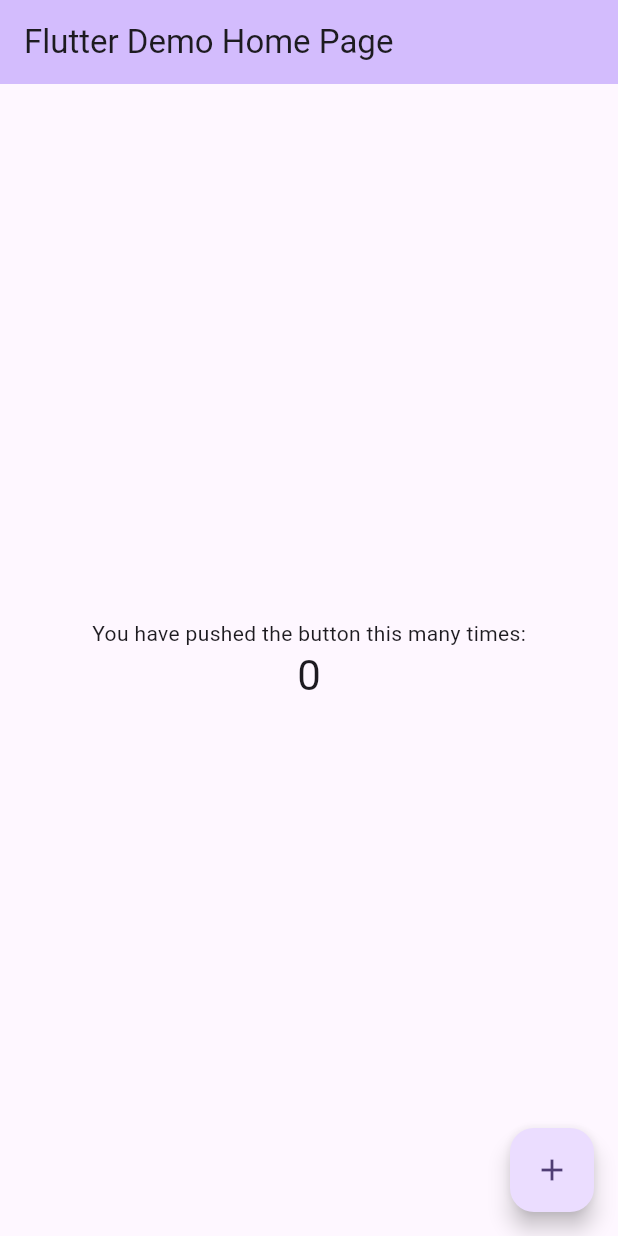
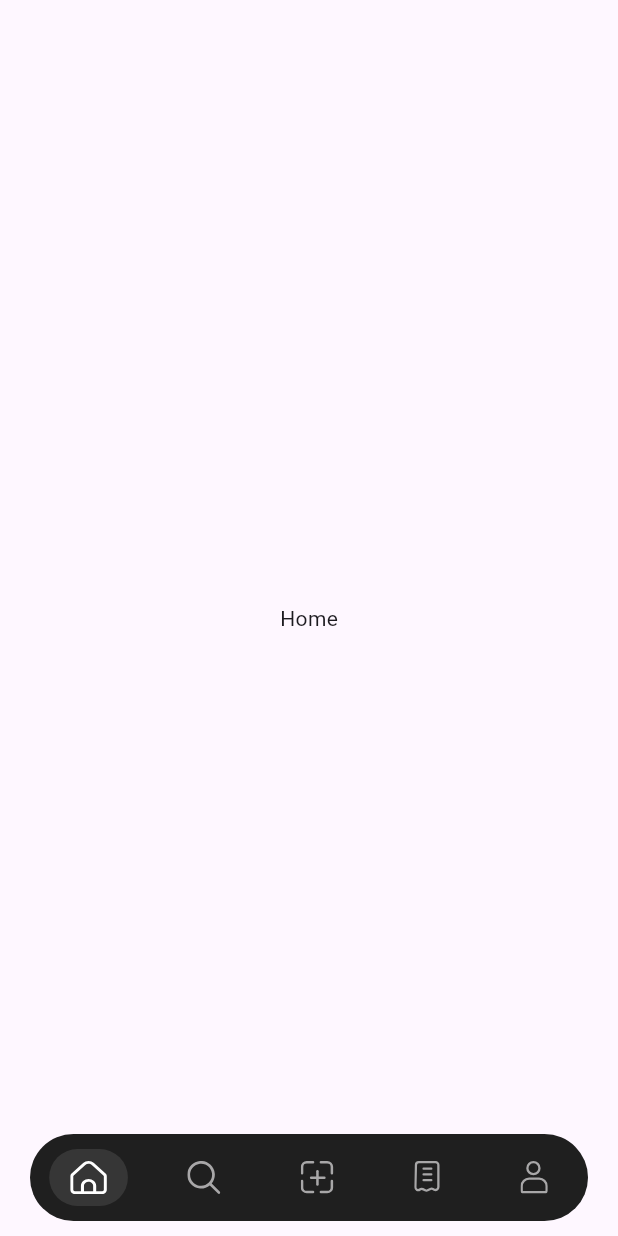
Before and after one commit to Flutter-Kanpur/readmeApp, a Flutter app: the screen it shows after launch, on a phone screen of 412 x 824 dp. Run offline on Flutter 3.47's test engine with Material 3 defaults, Android fonts, the phone set to English and light mode, and no system bars; our stand-ins replace flutter_svg.

Commit message:
#COMMENT bottom navbar started

```diff
--- /dev/null
+++ b/lib/core/utils/assets_path.dart
@@ -0,0 +1,7 @@
+class AssetsPath {
+  static  const String home= "assets/images/home.svg";
+  static  const String search= "assets/images/search.svg";
+  static  const String create= "assets/images/create.svg";
+  static  const String trending= "assets/images/trending.svg";
+  static  const String profile= "assets/images/profile.svg";
+}
--- /dev/null
+++ b/lib/features/home_page/home_screen.dart
@@ -0,0 +1,30 @@
+import 'package:flutter/material.dart';
+import 'package:readme_blogapp/shared/widgets/bottom_navbar.dart';
+
+class HomeScreen extends StatefulWidget {
+  const HomeScreen({super.key});
+
+  @override
+  State<HomeScreen> createState() => _HomeScreenState();
+}
+
+class _HomeScreenState extends State<HomeScreen> {
+  int currentIndex = 0;
+  final pages = const [
+    Center(child: Text("Home")),
+    Center(child: Text("Search")),
+    Center(child: Text("Create")),
+    Center(child: Text("Trending")),
+    Center(child: Text("Profile")),
+  ];
+
+  @override
+  Widget build(BuildContext context) {
+    return Scaffold(
+      extendBody: true,
+      body: pages[currentIndex],
+        bottomNavigationBar: BottomNavbar(currentIndex: currentIndex,onTap: (index) => setState(() => currentIndex = index),
+      ),
+      );
+  }
+}
--- a/lib/main.dart
+++ b/lib/main.dart
@@ -1,4 +1,5 @@
 import 'package:flutter/material.dart';
+import 'package:readme_blogapp/features/home_page/home_screen.dart';
 
 void main() {
   runApp(const MyApp());
@@ -13,110 +14,9 @@ class MyApp extends StatelessWidget {
     return MaterialApp(
       title: 'Flutter Demo',
       theme: ThemeData(
-        // This is the theme of your application.
-        //
-        // TRY THIS: Try running your application with "flutter run". You'll see
-        // the application has a purple toolbar. Then, without quitting the app,
-        // try changing the seedColor in the colorScheme below to Colors.green
-        // and then invoke "hot reload" (save your changes or press the "hot
-        // reload" button in a Flutter-supported IDE, or press "r" if you used
-        // the command line to start the app).
-        //
-        // Notice that the counter didn't reset back to zero; the application
-        // state is not lost during the reload. To reset the state, use hot
-        // restart instead.
-        //
-        // This works for code too, not just values: Most code changes can be
-        // tested with just a hot reload.
         colorScheme: .fromSeed(seedColor: Colors.deepPurple),
       ),
-      home: const MyHomePage(title: 'Flutter Demo Home Page'),
+      home: const HomeScreen(),
     );
   }
 }
-
-class MyHomePage extends StatefulWidget {
-  const MyHomePage({super.key, required this.title});
-
-  // This widget is the home page of your application. It is stateful, meaning
-  // that it has a State object (defined below) that contains fields that affect
-  // how it looks.
-
-  // This class is the configuration for the state. It holds the values (in this
-  // case the title) provided by the parent (in this case the App widget) and
-  // used by the build method of the State. Fields in a Widget subclass are
-  // always marked "final".
-
-  final String title;
-
-  @override
-  State<MyHomePage> createState() => _MyHomePageState();
-}
-
-class _MyHomePageState extends State<MyHomePage> {
-  int _counter = 0;
-
-  void _incrementCounter() {
-    setState(() {
-      // This call to setState tells the Flutter framework that something has
-      // changed in this State, which causes it to rerun the build method below
-      // so that the display can reflect the updated values. If we changed
-      // _counter without calling setState(), then the build method would not be
-      // called again, and so nothing would appear to happen.
-      _counter++;
-    });
-  }
-
-  @override
-  Widget build(BuildContext context) {
-    // This method is rerun every time setState is called, for instance as done
-    // by the _incrementCounter method above.
-    //
-    // The Flutter framework has been optimized to make rerunning build methods
-    // fast, so that you can just rebuild anything that needs updating rather
-    // than having to individually change instances of widgets.
-    return Scaffold(
-      appBar: AppBar(
-        // TRY THIS: Try changing the color here to a specific color (to
-        // Colors.amber, perhaps?) and trigger a hot reload to see the AppBar
-        // change color while the other colors stay the same.
-        backgroundColor: Theme.of(context).colorScheme.inversePrimary,
-        // Here we take the value from the MyHomePage object that was created by
-        // the App.build method, and use it to set our appbar title.
-        title: Text(widget.title),
-      ),
-      body: Center(
-        // Center is a layout widget. It takes a single child and positions it
-        // in the middle of the parent.
-        child: Column(
-          // Column is also a layout widget. It takes a list of children and
-          // arranges them vertically. By default, it sizes itself to fit its
-          // children horizontally, and tries to be as tall as its parent.
-          //
-          // Column has various properties to control how it sizes itself and
-          // how it positions its children. Here we use mainAxisAlignment to
-          // center the children vertically; the main axis here is the vertical
-          // axis because Columns are vertical (the cross axis would be
-          // horizontal).
-          //
-          // TRY THIS: Invoke "debug painting" (choose the "Toggle Debug Paint"
-          // action in the IDE, or press "p" in the console), to see the
-          // wireframe for each widget.
-          mainAxisAlignment: .center,
-          children: [
-            const Text('You have pushed the button this many times:'),
-            Text(
-              '$_counter',
-              style: Theme.of(context).textTheme.headlineMedium,
-            ),
-          ],
-        ),
-      ),
-      floatingActionButton: FloatingActionButton(
-        onPressed: _incrementCounter,
-        tooltip: 'Increment',
-        child: const Icon(Icons.add),
-      ),
-    );
-  }
-}
--- /dev/null
+++ b/lib/shared/widgets/bottom_navbar.dart
@@ -0,0 +1,64 @@
+import 'package:flutter/material.dart';
+import 'package:flutter_svg/flutter_svg.dart';
+import 'package:readme_blogapp/core/utils/assets_path.dart';
+
+class BottomNavbar extends StatelessWidget{
+  final int currentIndex;
+  final ValueChanged<int> onTap;
+
+const BottomNavbar({
+  super.key,
+  required this.currentIndex,
+  required this.onTap,
+}) ;
+@override
+  Widget build(BuildContext){
+  return Padding(padding: const EdgeInsets.symmetric(horizontal: 20.0,vertical: 10.0),
+    child: ClipRRect(
+      borderRadius: BorderRadius.circular(30.0),
+      child: Container(
+        color: Color(0xff1F1F1F),
+        padding: const EdgeInsets.symmetric(vertical: 10),
+        child: Row(
+          mainAxisAlignment: MainAxisAlignment.spaceAround,
+          children: [
+            _navItem(AssetsPath.home, 0),
+            _navItem(AssetsPath.search, 1),
+            _navItem(AssetsPath.create, 2),
+            _navItem(AssetsPath.trending, 3),
+            _navItem(AssetsPath.profile, 4),
+          ],
+        ),
+      ),
+    ),
+  );
+
+  }
+  Widget _navItem(String icon, int index) {
+    final isSelected = currentIndex == index;
+
+    return GestureDetector(
+      onTap: () => onTap(index),
+      child: Container(
+        padding: const EdgeInsets.symmetric(horizontal: 14, vertical: 8),
+        decoration: BoxDecoration(
+          color: isSelected ? Color(0xff363636) : Colors.transparent,
+          borderRadius: BorderRadius.circular(20),
+        ),
+        child: Row(
+          children: [
+            SvgPicture.asset(
+            icon,
+            height: 22,
+            colorFilter: ColorFilter.mode(
+              isSelected ? Color(0xffFFFFFF) : Color(0xffA8A7A8),
+              BlendMode.srcIn,
+            ),
+          ),
+
+        ]),
+      ),
+    );
+  }
+
+}
```
Also changed, not shown: pubspec.yaml (+5 -2 lines), assets/images/create.svg (added), assets/images/home.svg (added), assets/images/profile.svg (added), assets/images/search.svg (added), assets/images/trending.svg (added), pubspec.lock.
